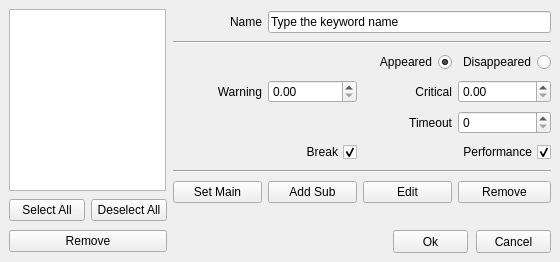
First picture: the form in alyvix/extra/robotide/qt_ui/alyvix_object_finder_properties_view.ui, repository alyvix/alyvix, before the edit.
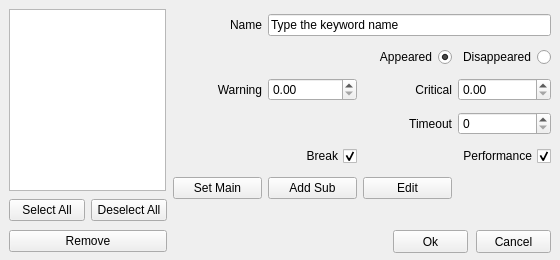
Second picture: the form after the edit.

The edit to the form file:
```diff
--- a/alyvix/extra/robotide/qt_ui/alyvix_object_finder_properties_view.ui
+++ b/alyvix/extra/robotide/qt_ui/alyvix_object_finder_properties_view.ui
@@ -7,7 +7,7 @@
     <x>0</x>
     <y>0</y>
     <width>560</width>
-    <height>262</height>
+    <height>260</height>
    </rect>
   </property>
   <property name="windowTitle">
@@ -174,63 +174,32 @@
       <x>0</x>
       <y>0</y>
       <width>378</width>
-      <height>202</height>
+      <height>195</height>
      </rect>
     </property>
     <layout class="QGridLayout" name="gridLayout">
-     <item row="3" column="0">
-      <widget class="QLabel" name="labelWarning">
-       <property name="text">
-        <string>Warning</string>
-       </property>
-       <property name="alignment">
-        <set>Qt::AlignRight|Qt::AlignTrailing|Qt::AlignVCenter</set>
-       </property>
-      </widget>
-     </item>
-     <item row="7" column="1">
+     <item row="5" column="1">
       <widget class="QPushButton" name="pushButtonAddSubObj">
        <property name="text">
         <string>Add Sub</string>
        </property>
       </widget>
      </item>
-     <item row="6" column="0" colspan="4">
-      <widget class="Line" name="line_10">
-       <property name="orientation">
-        <enum>Qt::Horizontal</enum>
-       </property>
-      </widget>
-     </item>
-     <item row="7" column="0">
+     <item row="5" column="0">
       <widget class="QPushButton" name="pushButtonSetMainObj">
        <property name="text">
         <string>Set Main</string>
        </property>
       </widget>
      </item>
-     <item row="1" column="0" colspan="4">
-      <widget class="Line" name="line_3">
-       <property name="orientation">
-        <enum>Qt::Horizontal</enum>
-       </property>
-      </widget>
-     </item>
-     <item row="7" column="3">
-      <widget class="QPushButton" name="pushButtonRemoveObj">
-       <property name="text">
-        <string>Remove</string>
-       </property>
-      </widget>
-     </item>
-     <item row="7" column="2">
+     <item row="5" column="2">
       <widget class="QPushButton" name="pushButtonEditObj">
        <property name="text">
         <string>Edit</string>
        </property>
       </widget>
      </item>
-     <item row="3" column="1">
+     <item row="2" column="1">
       <widget class="QDoubleSpinBox" name="doubleSpinBoxWarning">
        <property name="maximum">
         <double>9999.989999999999782</double>
@@ -240,7 +209,7 @@
        </property>
       </widget>
      </item>
-     <item row="4" column="2">
+     <item row="3" column="2">
       <widget class="QLabel" name="timeout_label">
        <property name="text">
         <string>Timeout</string>
@@ -250,7 +219,7 @@
        </property>
       </widget>
      </item>
-     <item row="3" column="2">
+     <item row="2" column="2">
       <widget class="QLabel" name="labelCritical">
        <property name="text">
         <string>Critical</string>
@@ -260,7 +229,7 @@
        </property>
       </widget>
      </item>
-     <item row="5" column="0" colspan="2">
+     <item row="4" column="0" colspan="2">
       <widget class="QCheckBox" name="timeout_exception">
        <property name="layoutDirection">
         <enum>Qt::RightToLeft</enum>
@@ -273,17 +242,27 @@
        </property>
       </widget>
      </item>
-     <item row="3" column="3">
-      <widget class="QDoubleSpinBox" name="doubleSpinBoxCritical">
-       <property name="maximum">
-        <double>9999.989999999999782</double>
+     <item row="2" column="0">
+      <widget class="QLabel" name="labelWarning">
+       <property name="text">
+        <string>Warning</string>
        </property>
-       <property name="singleStep">
-        <double>1.000000000000000</double>
+       <property name="alignment">
+        <set>Qt::AlignRight|Qt::AlignTrailing|Qt::AlignVCenter</set>
        </property>
       </widget>
      </item>
      <item row="2" column="3">
+      <widget class="QDoubleSpinBox" name="doubleSpinBoxCritical">
+       <property name="maximum">
+        <double>9999.989999999999782</double>
+       </property>
+       <property name="singleStep">
+        <double>1.000000000000000</double>
+       </property>
+      </widget>
+     </item>
+     <item row="1" column="3">
       <widget class="QRadioButton" name="wait_disapp_radio">
        <property name="layoutDirection">
         <enum>Qt::RightToLeft</enum>
@@ -299,7 +278,7 @@
        </attribute>
       </widget>
      </item>
-     <item row="5" column="2" colspan="2">
+     <item row="4" column="2" colspan="2">
       <widget class="QCheckBox" name="checkBoxEnablePerformance">
        <property name="layoutDirection">
         <enum>Qt::RightToLeft</enum>
@@ -312,7 +291,7 @@
        </property>
       </widget>
      </item>
-     <item row="4" column="3">
+     <item row="3" column="3">
       <widget class="QSpinBox" name="timeout_spinbox">
        <property name="maximum">
         <number>999999</number>
@@ -326,6 +305,22 @@
        </property>
       </widget>
      </item>
+     <item row="1" column="0" colspan="3">
+      <widget class="QRadioButton" name="wait_radio">
+       <property name="layoutDirection">
+        <enum>Qt::RightToLeft</enum>
+       </property>
+       <property name="text">
+        <string>Appeared</string>
+       </property>
+       <property name="checked">
+        <bool>true</bool>
+       </property>
+       <attribute name="buttonGroup">
+        <string notr="true">buttonGroup_5</string>
+       </attribute>
+      </widget>
+     </item>
      <item row="0" column="0">
       <widget class="QLabel" name="labelName">
        <property name="layoutDirection">
@@ -339,22 +334,6 @@
        </property>
       </widget>
      </item>
-     <item row="2" column="0" colspan="3">
-      <widget class="QRadioButton" name="wait_radio">
-       <property name="layoutDirection">
-        <enum>Qt::RightToLeft</enum>
-       </property>
-       <property name="text">
-        <string>Appeared</string>
-       </property>
-       <property name="checked">
-        <bool>true</bool>
-       </property>
-       <attribute name="buttonGroup">
-        <string notr="true">buttonGroup_5</string>
-       </attribute>
-      </widget>
-     </item>
     </layout>
    </widget>
   </widget>
```
Left out of the diff: 60 changed lines with no effect on the pictures.
